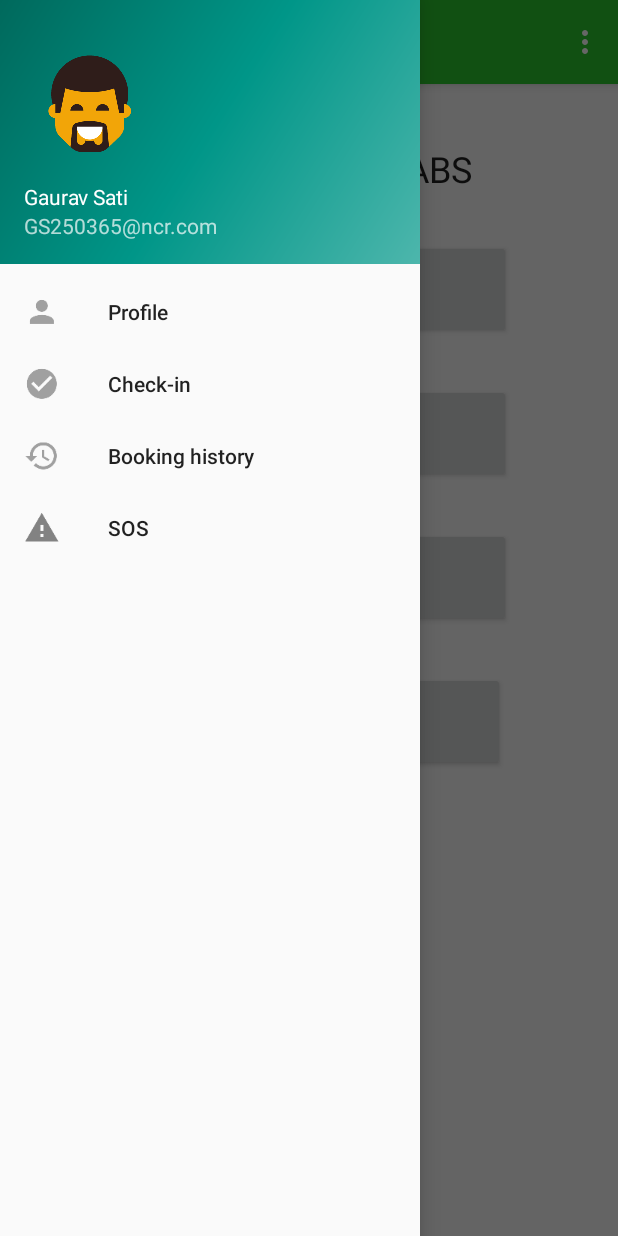
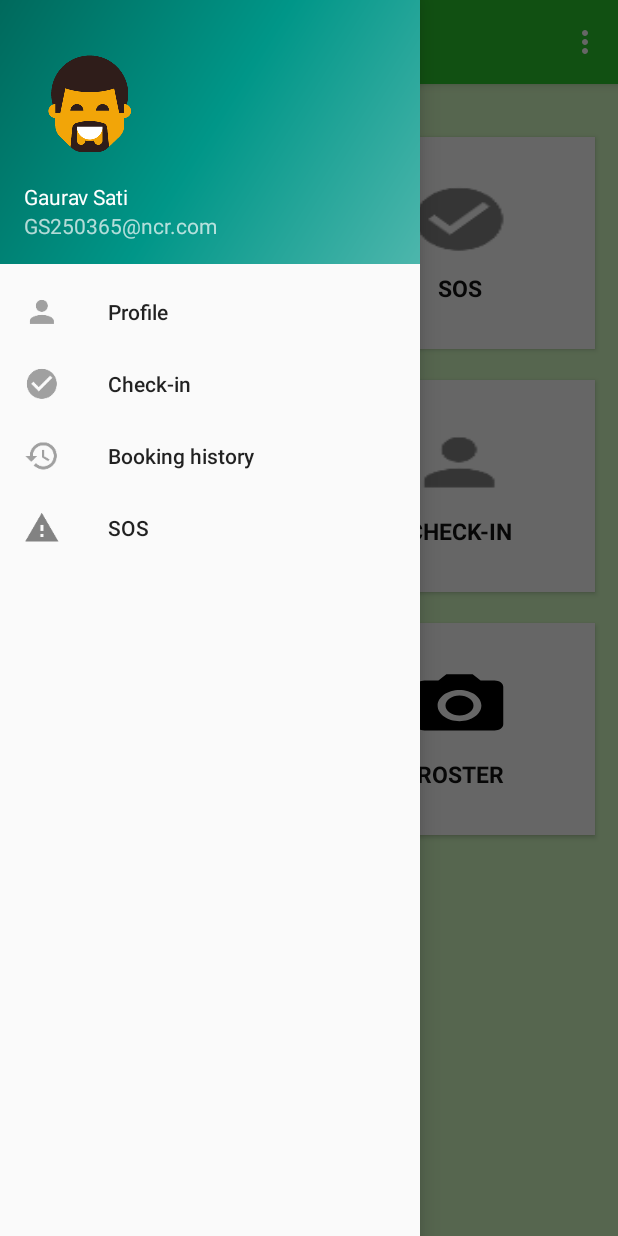
Before and after one commit to aartisoft/iNCRcredicabs_Android, an Android app: the Dashboard screen opened directly, with no data from a screen before it, with the side drawer open, on a phone screen of 412 x 824 dp. Run offline under Robolectric (Android 15) with nearby library versions, the phone set to English and light mode, and no system bars.

Commit message:
Added the Dashboard UI with Functionality

```diff
--- a/app/src/main/java/com/ncr/interns/codecatchers/incredicabs/Dashboard.java
+++ b/app/src/main/java/com/ncr/interns/codecatchers/incredicabs/Dashboard.java
@@ -1,9 +1,15 @@
 package com.ncr.interns.codecatchers.incredicabs;
 
 import android.content.Intent;
+import android.content.res.Resources;
+import android.graphics.Rect;
 import android.os.Bundle;
 import android.support.design.widget.FloatingActionButton;
 import android.support.design.widget.Snackbar;
+import android.support.v7.widget.DefaultItemAnimator;
+import android.support.v7.widget.GridLayoutManager;
+import android.support.v7.widget.RecyclerView;
+import android.util.TypedValue;
 import android.view.View;
 import android.support.design.widget.NavigationView;
 import android.support.v4.view.GravityCompat;
@@ -15,6 +21,9 @@ import android.view.Menu;
 import android.view.MenuItem;
 import android.widget.Button;
 
+import java.util.ArrayList;
+import java.util.List;
+
 public class Dashboard extends AppCompatActivity
         implements NavigationView.OnNavigationItemSelectedListener {
 
@@ -23,12 +32,37 @@ public class Dashboard extends AppCompatActivity
     Button regular;
     Button requestGuard;
 
+
+    private RecyclerView recyclerView;
+    private DashboardAdapter adapter;
+    private List<DashboardEntry> dashboardList;
     @Override
     protected void onCreate(Bundle savedInstanceState) {
         super.onCreate(savedInstanceState);
         setContentView(R.layout.activity_dashboard);
         Toolbar toolbar = (Toolbar) findViewById(R.id.toolbar);
         setSupportActionBar(toolbar);
+
+
+
+        recyclerView = (RecyclerView) findViewById(R.id.recycler_view);
+
+        dashboardList = new ArrayList<>();
+        adapter = new DashboardAdapter(this, dashboardList);
+
+        RecyclerView.LayoutManager mLayoutManager = new GridLayoutManager(this, 2);
+        recyclerView.setLayoutManager(mLayoutManager);
+        recyclerView.addItemDecoration(new GridSpacingItemDecoration(2, dpToPx(10), true));
+        recyclerView.setItemAnimator(new DefaultItemAnimator());
+        recyclerView.setAdapter(adapter);
+
+        prepareDashboard();
+
+
+
+
+
+
 
 
 
@@ -55,7 +89,7 @@ public class Dashboard extends AppCompatActivity
     public void onBackPressed() {
 
 
-    DrawerLayout drawer = (DrawerLayout) findViewById(R.id.drawer_layout);
+        DrawerLayout drawer = (DrawerLayout) findViewById(R.id.drawer_layout);
         if (drawer.isDrawerOpen(GravityCompat.START)) {
             drawer.closeDrawer(GravityCompat.START);
         } else {
@@ -114,4 +148,86 @@ public class Dashboard extends AppCompatActivity
         Intent intent = new Intent(Dashboard.this, MainRequestActivity.class);
         startActivity(intent);
     }
+
+    /**
+     * Adding few albums for testing
+     */
+    private void prepareDashboard() {
+        int[] dashboard_icons = new int[]{
+                R.drawable.ic_action_booking,
+                R.drawable.ic_action_check_in,
+                R.drawable.ic_action_name,
+                R.drawable.ic_action_profile,
+                R.drawable.ic_menu_gallery,
+                R.drawable.ic_menu_camera
+        };
+
+        DashboardEntry a = new DashboardEntry("REQUEST", dashboard_icons[0]);
+        dashboardList.add(a);
+
+        a = new DashboardEntry("SOS",  dashboard_icons[1]);
+        dashboardList.add(a);
+
+        a = new DashboardEntry("FEEDBACK", dashboard_icons[2]);
+        dashboardList.add(a);
+
+        a = new DashboardEntry("CHECK-IN",  dashboard_icons[3]);
+        dashboardList.add(a);
+
+        a = new DashboardEntry("CHECK-OUT",  dashboard_icons[4]);
+        dashboardList.add(a);
+
+        a = new DashboardEntry("ROSTER",  dashboard_icons[5]);
+        dashboardList.add(a);
+
+
+        adapter.notifyDataSetChanged();
+    }
+
+    /**
+     * RecyclerView item decoration - give equal margin around grid item
+     */
+    public class GridSpacingItemDecoration extends RecyclerView.ItemDecoration {
+
+        private int spanCount;
+        private int spacing;
+        private boolean includeEdge;
+
+        public GridSpacingItemDecoration(int spanCount, int spacing, boolean includeEdge) {
+            this.spanCount = spanCount;
+            this.spacing = spacing;
+            this.includeEdge = includeEdge;
+        }
+
+        @Override
+        public void getItemOffsets(Rect outRect, View view, RecyclerView parent, RecyclerView.State state) {
+            int position = parent.getChildAdapterPosition(view); // item position
+            int column = position % spanCount; // item column
+
+            if (includeEdge) {
+                outRect.left = spacing - column * spacing / spanCount; // spacing - column * ((1f / spanCount) * spacing)
+                outRect.right = (column + 1) * spacing / spanCount; // (column + 1) * ((1f / spanCount) * spacing)
+
+                if (position < spanCount) { // top edge
+                    outRect.top = spacing;
+                }
+                outRect.bottom = spacing; // item bottom
+            } else {
+                outRect.left = column * spacing / spanCount; // column * ((1f / spanCount) * spacing)
+                outRect.right = spacing - (column + 1) * spacing / spanCount; // spacing - (column + 1) * ((1f /    spanCount) * spacing)
+                if (position >= spanCount) {
+                    outRect.top = spacing; // item top
+                }
+            }
+        }
+    }
+
+    /**
+     * Converting dp to pixel
+     */
+    private int dpToPx(int dp) {
+        Resources r = getResources();
+        return Math.round(TypedValue.applyDimension(TypedValue.COMPLEX_UNIT_DIP, dp, r.getDisplayMetrics()));
+    }
+
 }
--- /dev/null
+++ b/app/src/main/java/com/ncr/interns/codecatchers/incredicabs/DashboardAdapter.java
@@ -0,0 +1,92 @@
+package com.ncr.interns.codecatchers.incredicabs;
+
+import android.content.Context;
+import android.content.Intent;
+import android.support.v7.widget.CardView;
+import android.support.v7.widget.RecyclerView;
+import android.view.LayoutInflater;
+import android.view.View;
+import android.view.ViewGroup;
+import android.widget.ImageView;
+import android.widget.TextView;
+import android.widget.Toast;
+
+import java.util.List;
+
+/**
+ * Created by Ravi Tamada on 18/05/16.
+ */
+public class DashboardAdapter extends RecyclerView.Adapter<DashboardAdapter.MyViewHolder> {
+
+    private Context mContext;
+    private List<DashboardEntry> DashboardEntryList;
+    CardView cardViewDashboard;
+    public class MyViewHolder extends RecyclerView.ViewHolder {
+        public TextView title;
+        public ImageView thumbnail;
+
+        public MyViewHolder(View view) {
+            super(view);
+            title = (TextView) view.findViewById(R.id.title);
+            thumbnail = (ImageView) view.findViewById(R.id.thumbnail);
+            cardViewDashboard=(CardView)view.findViewById(R.id.card_view_dashboard);
+
+        }
+    }
+
+
+    public DashboardAdapter(Context mContext, List<DashboardEntry> DashboardEntryList) {
+        this.mContext = mContext;
+        this.DashboardEntryList = DashboardEntryList;
+    }
+
+    @Override
+    public MyViewHolder onCreateViewHolder(ViewGroup parent, int viewType) {
+        View itemView = LayoutInflater.from(parent.getContext())
+                .inflate(R.layout.dashboard_card, parent, false);
+
+        return new MyViewHolder(itemView);
+    }
+
+    @Override
+    public void onBindViewHolder(final MyViewHolder holder, int position) {
+        DashboardEntry dashboardEntry = DashboardEntryList.get(position);
+        holder.title.setText(dashboardEntry.getName());
+        holder.thumbnail.setImageResource(dashboardEntry.getThumbnail());
+
+        // loading DashboardEntry cover using Glide library
+        //Glide.with(mContext).load(dashboardEntry.getThumbnail()).into(holder.thumbnail);
+        cardViewDashboard.setOnClickListener(new View.OnClickListener() {
+            @Override
+            public void onClick(View v) {
+                if(holder.title.getText()=="REQUEST")
+                {
+                    Intent intent = new Intent(mContext, MainRequestActivity.class);
+                    mContext.startActivity(intent);
+                }
+                Toast.makeText(mContext, holder.title.getText(), Toast.LENGTH_SHORT).show();
+            }
+        });
+        holder.thumbnail.setOnClickListener(new View.OnClickListener() {
+            @Override
+            public void onClick(View view) {
+                if(holder.title.getText()=="REQUEST")
+                {
+                    Intent intent = new Intent(mContext, MainRequestActivity.class);
+                    mContext.startActivity(intent);
+                }
+                Toast.makeText(mContext, holder.title.getText(), Toast.LENGTH_SHORT).show();
+            }
+        });
+
+
+
+
+    }
+
+
+    @Override
+    public int getItemCount() {
+        return DashboardEntryList.size();
+    }
+}
--- /dev/null
+++ b/app/src/main/java/com/ncr/interns/codecatchers/incredicabs/DashboardEntry.java
@@ -0,0 +1,34 @@
+package com.ncr.interns.codecatchers.incredicabs;
+
+/**
+ * Created by Lincoln on 18/05/16.
+ */
+public class DashboardEntry {
+    private String name;
+    private int thumbnail;
+
+    public DashboardEntry() {
+    }
+
+    public DashboardEntry(String name,  int thumbnail) {
+        this.name = name;
+        this.thumbnail = thumbnail;
+    }
+
+    public String getName() {
+        return name;
+    }
+
+    public void setName(String name) {
+        this.name = name;
+    }
+
+
+    public int getThumbnail() {
+        return thumbnail;
+    }
+
+    public void setThumbnail(int thumbnail) {
+        this.thumbnail = thumbnail;
+    }
+}
--- a/app/src/main/res/layout/app_bar_dashboard.xml
+++ b/app/src/main/res/layout/app_bar_dashboard.xml
@@ -20,7 +20,7 @@
 
     </android.support.design.widget.AppBarLayout>
 
-    <include layout="@layout/content_dashboard" />
+    <include layout="@layout/dashboard_ui" />
 
     <!--<android.support.design.widget.FloatingActionButton-->
         <!--android:id="@+id/fab"-->
--- /dev/null
+++ b/app/src/main/res/layout/dashboard_card.xml
@@ -0,0 +1,50 @@
+<LinearLayout xmlns:android="http://schemas.android.com/apk/res/android"
+    xmlns:card_view="http://schemas.android.com/apk/res-auto"
+    android:layout_width="match_parent"
+    android:layout_height="wrap_content">
+
+    <android.support.v7.widget.CardView
+        android:id="@+id/card_view_dashboard"
+        android:layout_width="match_parent"
+        android:layout_height="match_parent"
+        android:layout_gravity="center"
+        android:layout_margin="@dimen/card_margin"
+        android:elevation="3dp"
+        card_view:cardCornerRadius="@dimen/card_album_radius">
+
+        <LinearLayout
+            android:layout_width="match_parent"
+            android:layout_height="match_parent"
+            android:layout_margin="30dp"
+            android:orientation="vertical">
+
+            <ImageView
+                android:id="@+id/thumbnail"
+                android:layout_width="70dp"
+                android:layout_height="@dimen/album_cover_height"
+                android:clickable="true"
+                android:scaleType="fitXY"
+                android:layout_gravity="center_horizontal"
+                android:foregroundGravity="center_horizontal"
+                />
+
+            <TextView
+                android:id="@+id/title"
+                android:layout_width="match_parent"
+                android:layout_height="wrap_content"
+                android:layout_below="@id/thumbnail"
+                android:paddingLeft="@dimen/album_title_padding"
+                android:paddingRight="@dimen/album_title_padding"
+                android:paddingTop="@dimen/album_title_padding"
+                android:textColor="#111111"
+                android:textSize="@dimen/album_title"
+                android:textStyle="bold"
+                android:text="text"
+                android:layout_gravity="center_horizontal"
+                android:gravity="center_horizontal"/>
+
+        </LinearLayout>
+
+    </android.support.v7.widget.CardView>
+
+</LinearLayout>
--- a/app/src/main/res/values/dimens.xml
+++ b/app/src/main/res/values/dimens.xml
@@ -6,4 +6,21 @@
     <dimen name="nav_header_height">176dp</dimen>
     <dimen name="fab_margin">16dp</dimen>
     <dimen name="edittxt_padding">8dp</dimen>
+
+
+
+    <dimen name="item_offset">10dp</dimen>
+    <dimen name="detail_backdrop_height">250dp</dimen>
+    <dimen name="backdrop_title">30dp</dimen>
+    <dimen name="backdrop_subtitle">18dp</dimen>
+    <dimen name="card_margin">5dp</dimen>
+    <dimen name="card_album_radius">0dp</dimen>
+    <dimen name="album_cover_height">50dp</dimen>
+    <dimen name="album_title_padding">10dp</dimen>
+    <dimen name="album_title">15dp</dimen>
+    <dimen name="songs_count_padding_bottom">5dp</dimen>
+    <dimen name="songs_count">12dp</dimen>
+    <dimen name="ic_album_overflow_width">20dp</dimen>
+    <dimen name="ic_album_overflow_height">30dp</dimen>
+    <dimen name="ic_album_overflow_margin_top">10dp</dimen>
 </resources>
```
Also changed, not shown: app/build.gradle (+8 -0 lines), app/src/main/java/com/ncr/interns/codecatchers/incredicabs/Login.java (+13 -2 lines), app/src/main/java/com/ncr/interns/codecatchers/incredicabs/RESTService.java (added, +55 -0 lines), app/src/main/res/layout/activity_login.xml (+64 -19 lines), app/src/main/res/layout/dashboard_ui.xml (added, +21 -0 lines).
